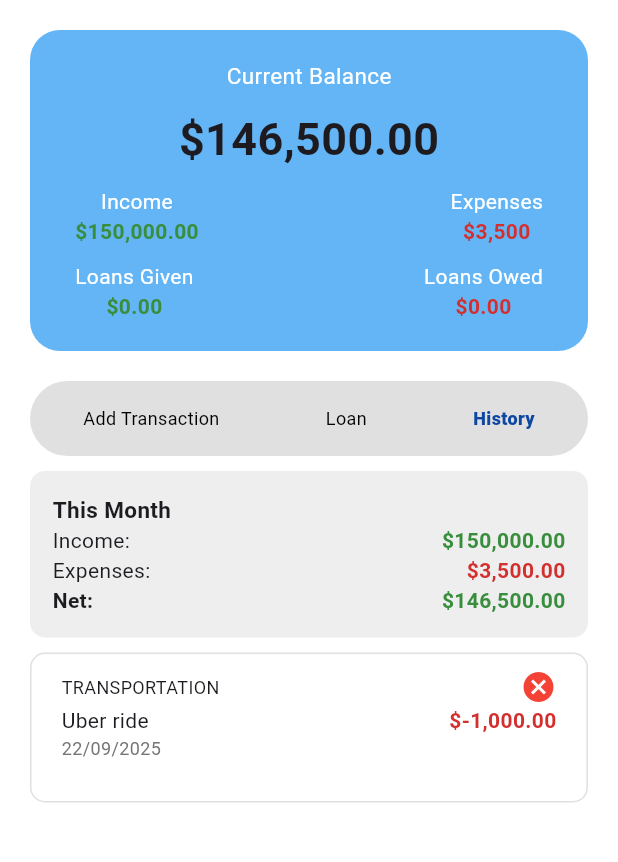
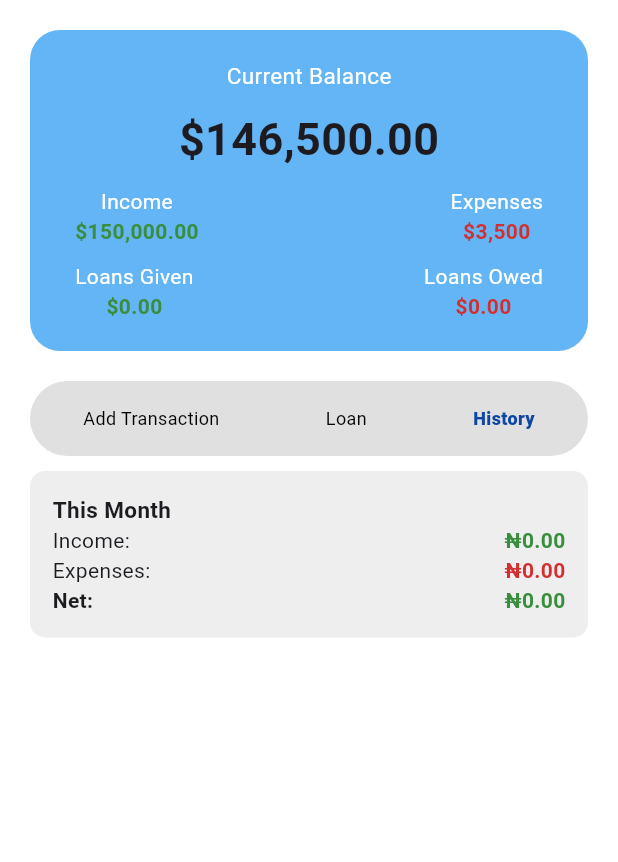
Before and after one commit to mac-dubem/finora, a Flutter app: the screen it shows after launch, after a tap on "Loan", after a tap on "History", on a phone screen of 412 x 824 dp, the part 84-946 px from its top. Run offline on Flutter 3.47's test engine with Material 3 defaults, Android fonts, the phone set to English and light mode, and no system bars.

```diff
--- /dev/null
+++ b/lib/model/manager.dart
@@ -0,0 +1,23 @@
+import 'package:finora/model/transaction.dart';
+
+class TransactionManager {
+  final List<Transaction> transactions = [];
+
+  double get totalIncome => transactions
+      .where((tx) => tx.type == "income")
+      .fold(0.0, (sum, tx) => sum + tx.amount);
+
+  double get totalExpense => transactions
+      .where((tx) => tx.type == "expense")
+      .fold(0.0, (sum, tx) => sum + tx.amount);
+
+  double get totalLoan => transactions
+      .where((tx) => tx.type == "loan")
+      .fold(0.0, (sum, tx) => sum + tx.amount);
+
+  double get totalLoanRepayment => transactions
+      .where((tx) => tx.type == "loanRepayment")
+      .fold(0.0, (sum, tx) => sum + tx.amount);
+
+  double get balance => totalIncome - totalExpense;
+}
--- /dev/null
+++ b/lib/model/transaction.dart
@@ -0,0 +1,17 @@
+
+
+class Transaction {
+  final String category;      // unique ID for each transaction
+  final String description;   // name e.g. "Ice cream"
+  final double amount;  // money value
+  final String type;    // "income" or "expense"
+  final DateTime date;  // when it happened
+
+  Transaction({
+    required this.category,
+    required this.description,
+    required this.amount,
+    required this.type,
+    required this.date,
+  });
+}
--- a/lib/screens/finora_screen.dart
+++ b/lib/screens/finora_screen.dart
@@ -1,5 +1,10 @@
 import 'package:finora/constant.dart';
+import 'package:finora/model/manager.dart';
+// import 'package:finora/model/sheet.dart' ;
+import 'package:finora/model/transaction.dart';
+import 'package:finora/widget/action_button.dart';
 import 'package:finora/widget/dropdown_widget.dart';
+import 'package:finora/widget/history_container.dart';
 import 'package:finora/widget/input_widget.dart';
 // import 'package:flutter/cupertino.dart';
 import 'package:flutter/material.dart';
@@ -19,10 +24,10 @@ class _FinoraScreenState extends State<FinoraScreen> {
   // ==================================================================
 
   // ==================== DROPDROWN LIST ==============================
-  String? selectedType;
+  // String? selectedType;
   List<String> typeDropdown = ["Expense", "Income ", "Loan", "Repayment"];
 
-  String? selectedCategory;
+  // String? selectedCategory;
   final List<String> categoryDropdown = [
     "Foods & Dining",
     "Transportation",
@@ -32,8 +37,18 @@ class _FinoraScreenState extends State<FinoraScreen> {
     "Health & Medical",
     "Other",
   ];
+
+  // ==================================================================
+  final TransactionManager manager = TransactionManager();
+  // final List<Map<String, dynamic>> transactions = [];
+  // final List<Transaction> transactions = [];
+
+  final descController = TextEditingController();
+  final amountController = TextEditingController();
+  String? selectedType;
+  String? selectedCategory;
   DateTime? selectedDate;
-  // ==================================================================
+
   @override
   Widget build(BuildContext context) {
     return Scaffold(
@@ -70,6 +85,7 @@ class _FinoraScreenState extends State<FinoraScreen> {
                     ),
                     Text(
                       "\$146,500.00",
+                      // "₦${balance.toStringAsFixed(2)"}
                       style: TextStyle(
                         fontWeight: FontWeight.bold,
                         fontSize: 30,
@@ -165,7 +181,11 @@ class _FinoraScreenState extends State<FinoraScreen> {
                   // =============================================================
                   // Text("Amount (\$)", style: sectionTitleStyle),
                   sectionHeader(title: "Amount (\$)"),
-                  InputWidget(hint: "Enter Amount"),
+                  InputWidget(
+                    hint: "Enter Amount",
+                    controller: amountController,
+                    keyboardType: TextInputType.number,
+                  ),
 
                   // ==============================================================
                   // Text("Category", style: sectionTitleStyle),
@@ -184,7 +204,12 @@ class _FinoraScreenState extends State<FinoraScreen> {
                   sectionHeader(title: "Description"),
 
                   // Text("Description", style: sectionTitleStyle),
-                  InputWidget(hint: "What was this for?"),
+                  InputWidget(
+                    hint: "What was this for?",
+                    controller: descController,
+                    keyboardType: TextInputType.text,
+                  ),
+
                   // =========================================================================
 
                   // ==========================================================================
@@ -236,28 +261,31 @@ class _FinoraScreenState extends State<FinoraScreen> {
                   // =================================================================================
                   // ACTION BUTTON
                   // =================================================================================
-                  Padding(
-                    padding: const EdgeInsets.symmetric(vertical: 20.0),
-                    child: GestureDetector(
-                      child: Container(
-                        height: 50,
-                        width: double.infinity,
-                        decoration: BoxDecoration(
-                          borderRadius: BorderRadius.circular(10),
-                          color: Colors.blue,
-                        ),
-                        child: Center(
-                          child: Text(
-                            "Add Transaction",
-                            style: TextStyle(
-                              color: Colors.white,
-                              fontSize: 16,
-                              fontWeight: FontWeight.w900,
-                            ),
+                  ActionButton(
+                    onPress: () {
+                      // Navigator.push(
+                      //   context,
+                      //   MaterialPageRoute(builder: (context) => ExpenseApp()),
+                      // );
+                      if (amountController.text.isEmpty || selectedType == null) return;
+                      setState(() {
+                        manager.transactions.add(
+                          Transaction(
+                            amount: double.tryParse(amountController.text) ?? 0,
+                            type: selectedType?.toLowerCase().trim() ?? '',
+                            category: selectedCategory ?? '',
+                            description: descController.text,
+                            date: selectedDate ?? DateTime.now(),
                           ),
-                        ),
-                      ),
-                    ),
+                        );
+                        // Optionally clear fields after adding
+                        amountController.clear();
+                        descController.clear();
+                        selectedType = null;
+                        selectedCategory = null;
+                        selectedDate = null;
+                      });
+                    },
                   ),
                   // ==============================================================================
                 ],
@@ -293,14 +321,14 @@ class _FinoraScreenState extends State<FinoraScreen> {
                               mainAxisAlignment: MainAxisAlignment.spaceBetween,
                               children: [
                                 Text("Income:"),
-                                Text("\$150,000.00", style: inwardTextStyle),
+                                Text("₦${manager.totalIncome.toStringAsFixed(2)}", style: inwardTextStyle),
                               ],
                             ),
                             Row(
                               mainAxisAlignment: MainAxisAlignment.spaceBetween,
                               children: [
                                 Text("Expenses:"),
-                                Text("\$3,500.00", style: outwardTextStyle),
+                                Text("₦${manager.totalExpense.toStringAsFixed(2)}", style: outwardTextStyle),
                               ],
                             ),
                             Row(
@@ -310,7 +338,7 @@ class _FinoraScreenState extends State<FinoraScreen> {
                                   "Net:",
                                   style: TextStyle(fontWeight: FontWeight.bold),
                                 ),
-                                Text("\$146,500.00", style: inwardTextStyle),
+                                Text("₦${manager.balance.toStringAsFixed(2)}", style: inwardTextStyle),
                               ],
                             ),
                           ],
@@ -318,44 +346,12 @@ class _FinoraScreenState extends State<FinoraScreen> {
                       ),
                     ),
                   ),
-                  Container(
-                    height: 100,
-                    width: double.infinity,
-                    decoration: BoxDecoration(
-                      borderRadius: BorderRadius.circular(10),
-                      border: Border.all(
-                        width: 1,
-                        color: const Color(0xFFE0E0E0),
-                      ),
-                    ),
-                    child: Padding(
-                      padding: const EdgeInsets.symmetric(horizontal: 20.0, vertical: 10),
-                      child: Column(
-                        crossAxisAlignment: CrossAxisAlignment.start,
-                        children: [
-                          Row(
-                            mainAxisAlignment: MainAxisAlignment.spaceBetween,
-                            children: [
-                              Text("Transportation".toUpperCase(), style: TextStyle(fontSize: 12),),
-                              GestureDetector(
-                                child: Icon(Icons.cancel,color: Colors.red,),
-                              ),
-                            ],
-                          ),
-                          Row(
-                            mainAxisAlignment: MainAxisAlignment.spaceBetween,
-                            children: [
-                              Text("Uber ride"),
-                              Text("\$-1,000.00", style: outwardTextStyle,)
-                            ],
-                          ),
-                          Text("22/09/2025", style: TextStyle(fontSize: 12, color: Colors.grey[600]),)
-                        ],
-                      ),
-                    ),
-                  ),
+                  ...manager.transactions.map((val) {
+                    return HistoryContainer(transaction: val);
+                  }),
                 ],
               ),
+            // ==================================================================================
           ],
         ),
       ),
@@ -411,6 +407,29 @@ class _FinoraScreenState extends State<FinoraScreen> {
     );
   }
 
+  // MY Calculate totals
+  // double get totalIncome => transactions
+  //     .where((tx) => tx["type"] == "income")
+  //     .fold(0.0, (sum, tx) => sum + tx["amount"]);
+
+  // double get totalExpense => transactions
+  //     .where((tx) => tx["type"] == "expense")
+  //     .fold(0.0, (sum, tx) => sum + tx["amount"]);
+
+  // double get totalLoan => transactions
+  //     .where((tx) => tx["type"] == "loan")
+  //     .fold(0.0, (sum, tx) => sum + tx["amount"]);
+
+  // double get totalLoanRepayment => transactions
+  //   .where((tx) => tx.type == "loanRepayment")
+  //   .fold(0.0, (sum, tx) => sum + tx.amount);
+
+  // double get outstandingLoan => totalLoan - totalLoanRepayment;
+
+  // double get balance => (totalIncome + totalLoan) - (totalExpense + totalLoanRepayment);
+
+  // double get balance => totalIncome - totalExpense;
+
   // =================================================================================
   // DATE PICKER
   // =================================================================================
--- /dev/null
+++ b/lib/widget/action_button.dart
@@ -0,0 +1,36 @@
+import 'package:flutter/material.dart';
+
+class ActionButton extends StatelessWidget {
+  const ActionButton({required this.onPress, super.key});
+
+  final void Function()? onPress;
+
+  @override
+  Widget build(BuildContext context) {
+    return Padding(
+      padding: const EdgeInsets.symmetric(vertical: 20.0),
+      child: GestureDetector(
+        onTap: onPress,
+
+        child: Container(
+          height: 50,
+          width: double.infinity,
+          decoration: BoxDecoration(
+            borderRadius: BorderRadius.circular(10),
+            color: Colors.blue,
+          ),
+          child: Center(
+            child: Text(
+              "Add Transaction",
+              style: TextStyle(
+                color: Colors.white,
+                fontSize: 16,
+                fontWeight: FontWeight.w900,
+              ),
+            ),
+          ),
+        ),
+      ),
+    );
+  }
+}
```
Also changed, not shown: lib/model/sheet.dart (added, +338 -0 lines), lib/screens/setting.dart (+15 -0 lines), lib/widget/history_container.dart (added, +63 -0 lines), lib/widget/input_widget.dart (+8 -5 lines).
